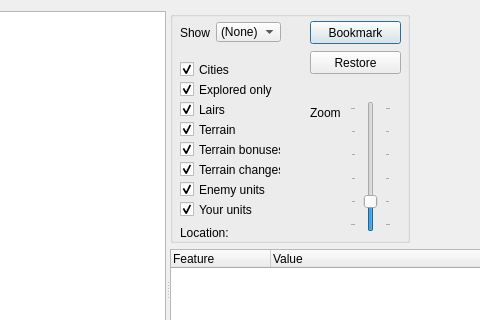
Above: QMoMDialogs/DialogMap.ui from jbalcomb/MoM-RTGT before the change; both pictures show x 226 to 706 and y 0 to 320 of the 787 by 577 pixel window. Below: the same form after it.
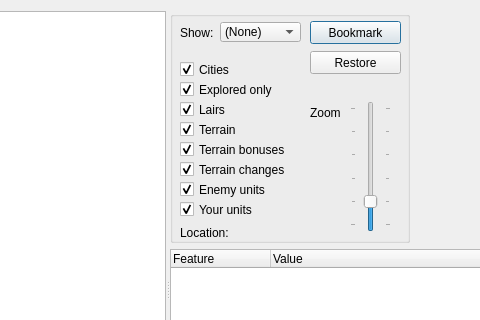
That is the form after the change. Custom widgets are drawn as their Qt base class.

The edit to the form file:
```diff
--- a/QMoMDialogs/DialogMap.ui
+++ b/QMoMDialogs/DialogMap.ui
@@ -63,7 +63,7 @@
            <rect>
             <x>10</x>
             <y>130</y>
-            <width>101</width>
+            <width>111</width>
             <height>17</height>
            </rect>
           </property>
@@ -79,7 +79,7 @@
            <rect>
             <x>10</x>
             <y>90</y>
-            <width>70</width>
+            <width>61</width>
             <height>17</height>
            </rect>
           </property>
@@ -127,7 +127,7 @@
            <rect>
             <x>10</x>
             <y>190</y>
-            <width>91</width>
+            <width>81</width>
             <height>17</height>
            </rect>
           </property>
@@ -143,7 +143,7 @@
            <rect>
             <x>10</x>
             <y>10</y>
-            <width>30</width>
+            <width>41</width>
             <height>23</height>
            </rect>
           </property>
@@ -154,9 +154,9 @@
          <widget class="QComboBox" name="comboBox_Plane">
           <property name="geometry">
            <rect>
-            <x>46</x>
+            <x>50</x>
             <y>11</y>
-            <width>65</width>
+            <width>81</width>
             <height>20</height>
            </rect>
           </property>
@@ -233,7 +233,7 @@
            <rect>
             <x>10</x>
             <y>150</y>
-            <width>101</width>
+            <width>111</width>
             <height>17</height>
            </rect>
           </property>
```
